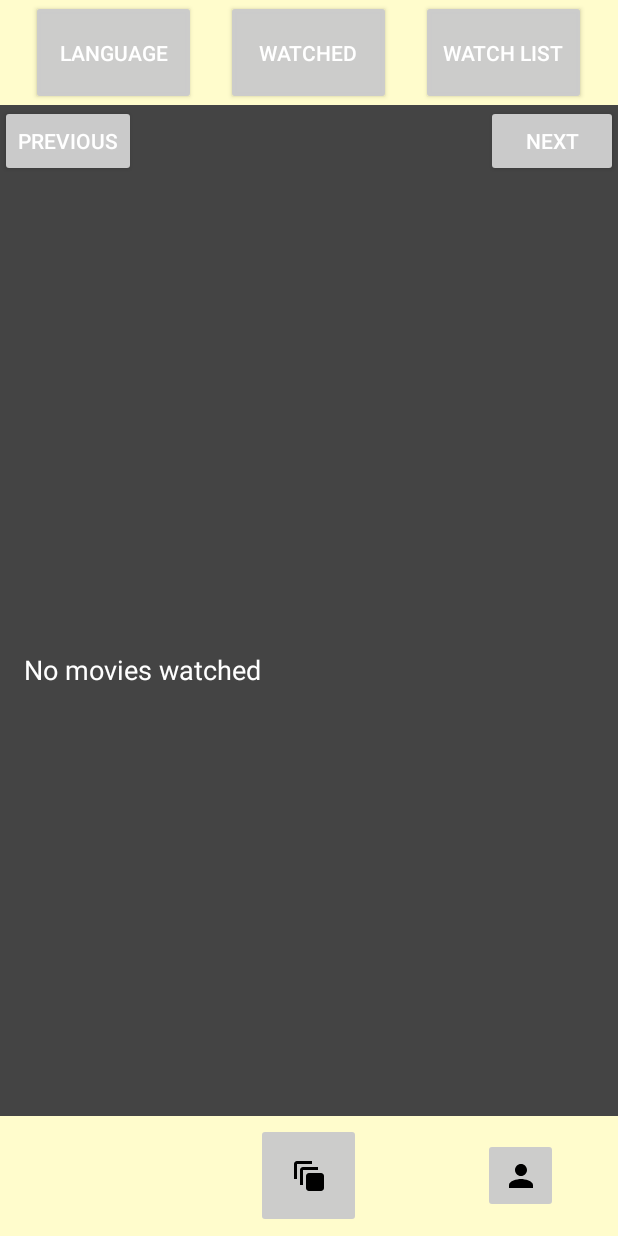
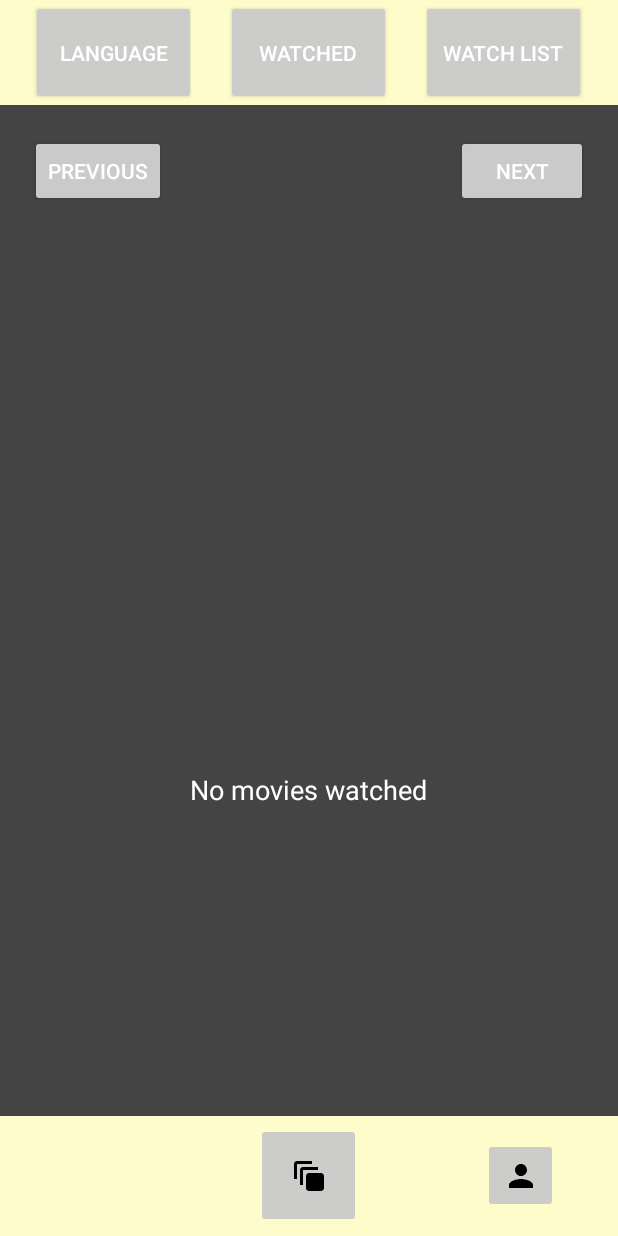
Before and after one commit to JorgeSLT/MovieChooser, an Android app built with Jetpack Compose: the WatchedActivity screen opened directly, with no data from a screen before it, on a phone screen of 412 x 824 dp. Run offline under Robolectric (Android 15) with nearby library versions, the phone set to English and light mode, and no system bars; our stand-ins replace Room's generated code; pictures from the network do not load.

Commit message:
Antes estrellas

```diff
--- a/app/src/main/res/layout/activity_watched.xml
+++ b/app/src/main/res/layout/activity_watched.xml
@@ -40,9 +40,11 @@
 
     <ImageView
         android:id="@+id/imageView_watched_movie"
-        android:layout_width="match_parent"
+        android:layout_width="wrap_content"
         android:layout_height="300dp"
-        android:scaleType="centerCrop"
+        android:layout_margin="20dp"
+        android:layout_centerHorizontal="true"
+        android:scaleType="fitCenter"
         android:layout_below="@id/button_previous"/>
 
     <TextView
@@ -50,6 +52,7 @@
         android:layout_width="wrap_content"
         android:layout_height="wrap_content"
         android:layout_below="@id/imageView_watched_movie"
+        android:layout_centerHorizontal="true"
         android:padding="16dp"
         android:textSize="18sp" />
 
@@ -58,6 +61,7 @@
         android:layout_width="wrap_content"
         android:layout_height="wrap_content"
         android:layout_below="@id/textView_movie_title"
+        android:layout_centerHorizontal="true"
         android:padding="16dp"
         android:textSize="18sp" />
 
@@ -66,13 +70,17 @@
         android:id="@+id/button_update_rating"
         android:layout_width="wrap_content"
         android:layout_height="wrap_content"
+        android:layout_marginBottom="20dp"
         android:text="@string/rate_movie"
+        android:layout_centerHorizontal="true"
+        android:layout_above="@+id/toolbar"
         android:layout_below="@id/textView_movie_rating"/>
 
     <Button
         android:id="@+id/button_previous"
         android:layout_width="wrap_content"
         android:layout_height="wrap_content"
+        android:layout_margin="20dp"
         android:layout_alignParentStart="true"
         android:layout_below="@+id/toolbar2"
         android:text="@string/anterior" />
@@ -81,6 +89,7 @@
         android:id="@+id/button_next"
         android:layout_width="wrap_content"
         android:layout_height="wrap_content"
+        android:layout_margin="20dp"
         android:layout_alignParentEnd="true"
         android:layout_below="@+id/toolbar2"
         android:text="@string/siguiente" />
```
Also changed, not shown: app/src/main/res/layout/activity_watchlist.xml (+8 -2 lines).
